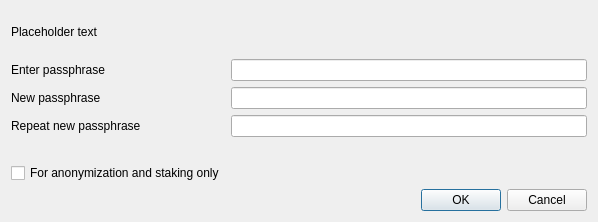
This is src/qt/forms/askpassphrasedialog.ui in fivebalanceID/Fivebalance_V3 as Qt 5 draws it before an edit. The edited form follows.
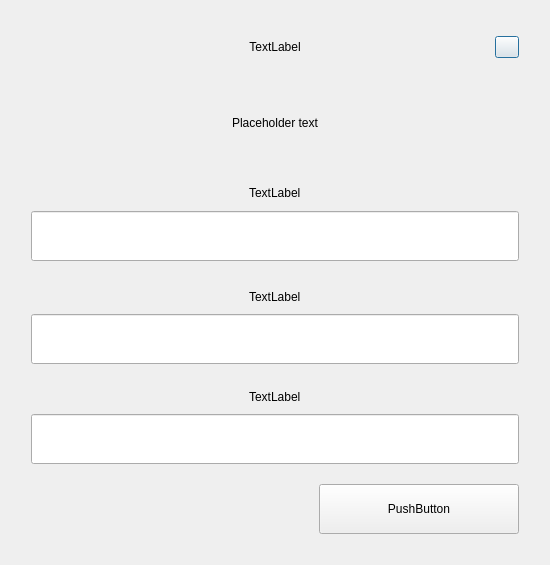
This is the edited form.

The edit to the form file:
```diff
--- a/src/qt/forms/askpassphrasedialog.ui
+++ b/src/qt/forms/askpassphrasedialog.ui
@@ -6,8 +6,8 @@
    <rect>
     <x>0</x>
     <y>0</y>
-    <width>598</width>
-    <height>222</height>
+    <width>550</width>
+    <height>565</height>
    </rect>
   </property>
   <property name="sizePolicy">
@@ -22,78 +22,290 @@
     <height>0</height>
    </size>
   </property>
+  <property name="maximumSize">
+   <size>
+    <width>550</width>
+    <height>16777215</height>
+   </size>
+  </property>
   <property name="windowTitle">
    <string>Passphrase Dialog</string>
   </property>
   <layout class="QVBoxLayout" name="verticalLayout">
-   <property name="sizeConstraint">
-    <enum>QLayout::SetMinimumSize</enum>
-   </property>
+   <item>
+    <widget class="QWidget" name="left" native="true">
+     <property name="styleSheet">
+      <string notr="true"/>
+     </property>
+     <layout class="QVBoxLayout" name="left_3">
+      <property name="spacing">
+       <number>20</number>
+      </property>
+      <property name="leftMargin">
+       <number>20</number>
+      </property>
+      <property name="topMargin">
+       <number>20</number>
+      </property>
+      <property name="rightMargin">
+       <number>20</number>
+      </property>
+      <property name="bottomMargin">
+       <number>20</number>
+      </property>
    <item>
+       <layout class="QHBoxLayout" name="horizontalLayout_3" stretch="0,0">
+        <property name="spacing">
+         <number>0</number>
+        </property>
+        <item>
+         <widget class="QWidget" name="widget" native="true">
+          <property name="styleSheet">
+           <string notr="true">padding-left:24px;</string>
+          </property>
+          <layout class="QVBoxLayout" name="verticalLayoutTitle">
+           <property name="spacing">
+            <number>5</number>
+           </property>
+           <item alignment="Qt::AlignHCenter">
+            <widget class="QLabel" name="labelTitle">
+             <property name="text">
+              <string>TextLabel</string>
+             </property>
+             <property name="alignment">
+              <set>Qt::AlignCenter</set>
+             </property>
+            </widget>
+           </item>
+          </layout>
+         </widget>
+        </item>
+        <item>
+         <widget class="QPushButton" name="btnEsc">
+          <property name="maximumSize">
+           <size>
+            <width>24</width>
+            <height>16777215</height>
+           </size>
+          </property>
+          <property name="text">
+           <string/>
+          </property>
+         </widget>
+        </item>
+       </layout>
+      </item>
+      <item alignment="Qt::AlignHCenter|Qt::AlignVCenter">
     <widget class="QLabel" name="warningLabel">
+        <property name="sizePolicy">
+         <sizepolicy hsizetype="Expanding" vsizetype="Expanding">
+          <horstretch>0</horstretch>
+          <verstretch>0</verstretch>
+         </sizepolicy>
+        </property>
+        <property name="minimumSize">
+         <size>
+          <width>400</width>
+          <height>0</height>
+         </size>
+        </property>
      <property name="text">
       <string notr="true">Placeholder text</string>
      </property>
      <property name="textFormat">
       <enum>Qt::RichText</enum>
      </property>
+        <property name="alignment">
+         <set>Qt::AlignCenter</set>
+        </property>
      <property name="wordWrap">
       <bool>true</bool>
      </property>
     </widget>
    </item>
    <item>
-    <layout class="QFormLayout" name="formLayout">
-     <property name="sizeConstraint">
-      <enum>QLayout::SetMinimumSize</enum>
-     </property>
-     <property name="fieldGrowthPolicy">
-      <enum>QFormLayout::AllNonFixedFieldsGrow</enum>
-     </property>
-     <item row="0" column="0">
+       <layout class="QHBoxLayout" name="horizontalLayout_6" stretch="2">
+        <property name="spacing">
+         <number>0</number>
+        </property>
+        <item>
+         <layout class="QVBoxLayout" name="verticalLayout_7">
+          <property name="spacing">
+           <number>5</number>
+          </property>
+          <item alignment="Qt::AlignHCenter">
       <widget class="QLabel" name="passLabel1">
+            <property name="minimumSize">
+             <size>
+              <width>0</width>
+              <height>20</height>
+             </size>
+            </property>
+            <property name="maximumSize">
+             <size>
+              <width>16777215</width>
+              <height>20</height>
+             </size>
+            </property>
        <property name="text">
-        <string>Enter passphrase</string>
+             <string>TextLabel</string>
        </property>
       </widget>
      </item>
-     <item row="0" column="1">
+          <item>
+           <widget class="QWidget" name="layoutEdit" native="true">
+            <layout class="QHBoxLayout" name="horizontalLayout">
+             <property name="spacing">
+              <number>0</number>
+             </property>
+             <property name="leftMargin">
+              <number>0</number>
+             </property>
+             <property name="topMargin">
+              <number>0</number>
+             </property>
+             <property name="rightMargin">
+              <number>0</number>
+             </property>
+             <property name="bottomMargin">
+              <number>0</number>
+             </property>
+             <item>
       <widget class="QLineEdit" name="passEdit1">
+               <property name="minimumSize">
+                <size>
+                 <width>0</width>
+                 <height>50</height>
+                </size>
+               </property>
+               <property name="maximumSize">
+                <size>
+                 <width>16777215</width>
+                 <height>50</height>
+                </size>
+               </property>
        <property name="echoMode">
         <enum>QLineEdit::Password</enum>
        </property>
       </widget>
      </item>
-     <item row="1" column="0">
+            </layout>
+           </widget>
+          </item>
+         </layout>
+        </item>
+       </layout>
+      </item>
+      <item>
+       <layout class="QVBoxLayout" name="verticalLayout_9">
+        <property name="spacing">
+         <number>5</number>
+        </property>
+        <item alignment="Qt::AlignHCenter">
       <widget class="QLabel" name="passLabel2">
        <property name="text">
-        <string>New passphrase</string>
+           <string>TextLabel</string>
        </property>
       </widget>
      </item>
-     <item row="1" column="1">
+        <item>
+         <widget class="QWidget" name="layoutEdit2" native="true">
+          <layout class="QHBoxLayout" name="horizontalLayout_2">
+           <property name="spacing">
+            <number>0</number>
+           </property>
+           <property name="leftMargin">
+            <number>0</number>
+           </property>
+           <property name="topMargin">
+            <number>0</number>
+           </property>
+           <property name="rightMargin">
+            <number>0</number>
+           </property>
+           <property name="bottomMargin">
+            <number>0</number>
+           </property>
+           <item>
       <widget class="QLineEdit" name="passEdit2">
+             <property name="minimumSize">
+              <size>
+               <width>0</width>
+               <height>50</height>
+              </size>
+             </property>
+             <property name="maximumSize">
+              <size>
+               <width>16777215</width>
+               <height>50</height>
+              </size>
+             </property>
        <property name="echoMode">
         <enum>QLineEdit::Password</enum>
        </property>
-      </widget>
-     </item>
-     <item row="2" column="0">
+             <property name="alignment">
+              <set>Qt::AlignLeading|Qt::AlignLeft|Qt::AlignVCenter</set>
+             </property>
+            </widget>
+           </item>
+          </layout>
+         </widget>
+        </item>
+       </layout>
+      </item>
+      <item>
+       <layout class="QVBoxLayout" name="verticalLayout_10">
+        <property name="spacing">
+         <number>5</number>
+        </property>
+        <item alignment="Qt::AlignHCenter">
       <widget class="QLabel" name="passLabel3">
        <property name="text">
-        <string>Repeat new passphrase</string>
+           <string>TextLabel</string>
        </property>
       </widget>
      </item>
-     <item row="2" column="1">
+        <item>
       <widget class="QLineEdit" name="passEdit3">
+          <property name="minimumSize">
+           <size>
+            <width>0</width>
+            <height>50</height>
+           </size>
+          </property>
+          <property name="maximumSize">
+           <size>
+            <width>16777215</width>
+            <height>50</height>
+           </size>
+          </property>
        <property name="echoMode">
         <enum>QLineEdit::Password</enum>
        </property>
-      </widget>
-     </item>
-     <item row="3" column="1">
-      <widget class="QLabel" name="capsLabel">
+          <property name="alignment">
+           <set>Qt::AlignLeading|Qt::AlignLeft|Qt::AlignVCenter</set>
+          </property>
+         </widget>
+        </item>
+       </layout>
+      </item>
+      <item>
+       <layout class="QHBoxLayout" name="horizontalLayout_7">
+        <item>
+         <spacer name="horizontalSpacer">
+          <property name="orientation">
+           <enum>Qt::Horizontal</enum>
+          </property>
+          <property name="sizeHint" stdset="0">
+           <size>
+            <width>40</width>
+            <height>20</height>
+           </size>
+          </property>
+         </spacer>
+        </item>
+        <item>
+         <widget class="QLabel" name="passWarningLabel">
        <property name="font">
         <font>
          <weight>75</weight>
@@ -104,36 +316,48 @@
         <string/>
        </property>
        <property name="alignment">
-        <set>Qt::AlignCenter</set>
-       </property>
-      </widget>
-     </item>
-     <item row="4" column="0">
-      <widget class="QCheckBox" name="anonymizationCheckBox">
-       <property name="enabled">
-        <bool>true</bool>
-       </property>
-       <property name="toolTip">
-        <string>Serves to disable the trivial sendmoney when OS account compromised. Provides no real security.</string>
-       </property>
-       <property name="text">
-        <string>For anonymization and staking only</string>
-       </property>
-       <property name="visible">
-        <bool>false</bool>
-       </property>
-      </widget>
-     </item>
-    </layout>
+           <set>Qt::AlignLeading|Qt::AlignLeft|Qt::AlignVCenter</set>
+          </property>
+         </widget>
    </item>
    <item>
-    <widget class="QDialogButtonBox" name="buttonBox">
+         <spacer name="horizontalSpacer_5">
      <property name="orientation">
       <enum>Qt::Horizontal</enum>
      </property>
-     <property name="standardButtons">
-      <set>QDialogButtonBox::Cancel|QDialogButtonBox::Ok</set>
-     </property>
+          <property name="sizeType">
+           <enum>QSizePolicy::Expanding</enum>
+          </property>
+          <property name="sizeHint" stdset="0">
+           <size>
+            <width>40</width>
+            <height>20</height>
+           </size>
+          </property>
+         </spacer>
+        </item>
+        <item>
+         <widget class="QPushButton" name="pushButtonOk">
+          <property name="minimumSize">
+           <size>
+            <width>200</width>
+            <height>50</height>
+           </size>
+          </property>
+          <property name="maximumSize">
+           <size>
+            <width>200</width>
+            <height>50</height>
+           </size>
+          </property>
+          <property name="text">
+           <string>PushButton</string>
+          </property>
+         </widget>
+        </item>
+       </layout>
+      </item>
+     </layout>
     </widget>
    </item>
   </layout>
```
Left out of the diff: 35 changed lines with no effect on the pictures. Lines whose indentation alone changed are shown as unchanged.
